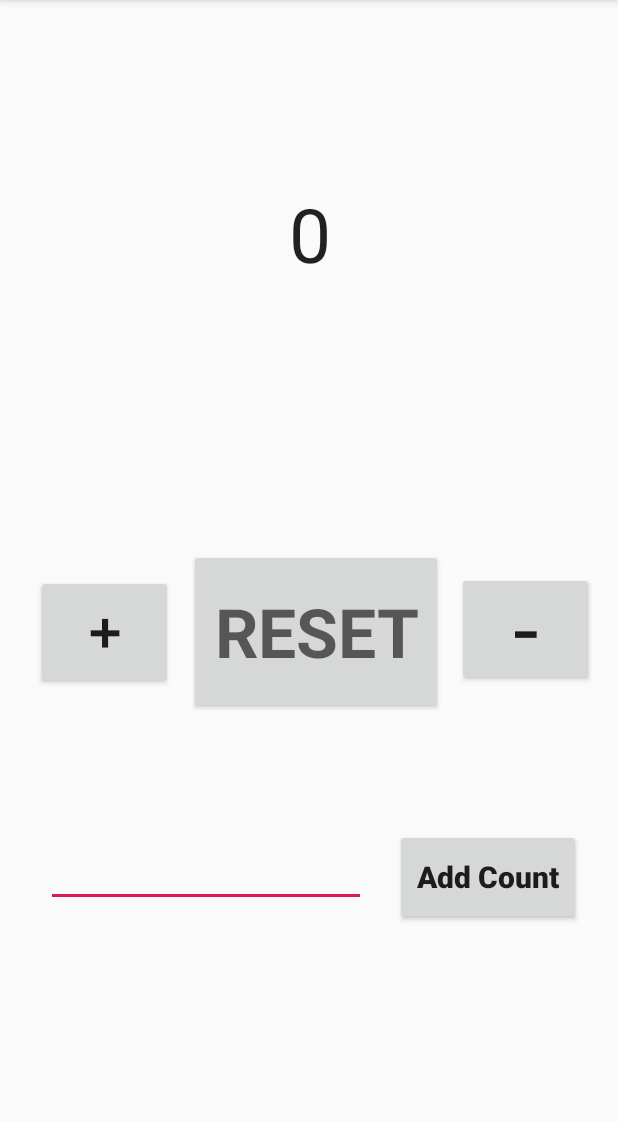
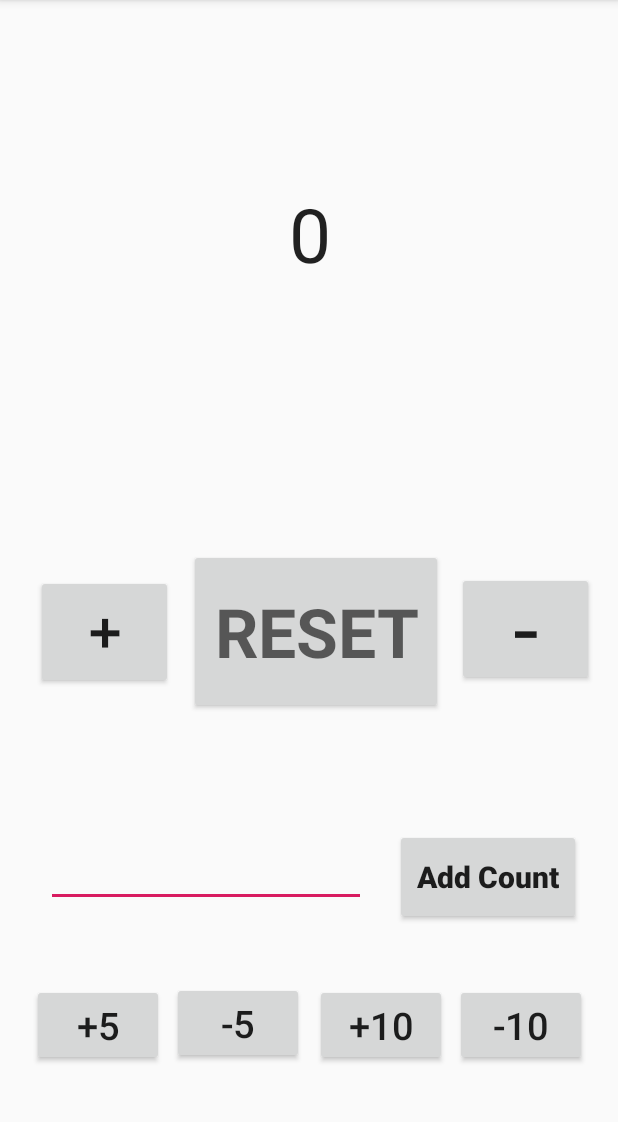
Before and after one commit to kartikeya013/AndroidApp, an Android app: the screen it shows after launch (MainActivity), on a phone screen of 412 x 824 dp, the part 84-1206 px from its top. Run offline under Robolectric (Android 15) with nearby library versions, the phone set to English and light mode, and no system bars; Roboto replaces fonts that are not available here.

Commit message:
manual add

```diff
--- a/app/src/main/java/com/example/kartikeyagupta/spankme/MainActivity.java
+++ b/app/src/main/java/com/example/kartikeyagupta/spankme/MainActivity.java
@@ -42,4 +42,21 @@ a= Integer.parseInt(b);
         count=count+a;
         abc.setText(Integer.toString(count));
     }
+    public void subtractfive (View v) {
+
+        count=count-5;
+        abc.setText(Integer.toString(count));
+    }public void subtractten (View v) {
+
+        count=count-10;
+        abc.setText(Integer.toString(count));
+    }public void addfive (View v) {
+
+        count=count+5;
+        abc.setText(Integer.toString(count));
+    }public void addten (View v) {
+
+        count=count+10;
+        abc.setText(Integer.toString(count));
+    }
 }
--- a/app/src/main/res/layout/activity_main.xml
+++ b/app/src/main/res/layout/activity_main.xml
@@ -132,4 +132,66 @@
         app:layout_constraintStart_toEndOf="@+id/input"
         app:layout_constraintTop_toBottomOf="@+id/button6" />
 
+    <Button
+        android:id="@+id/button8"
+        android:layout_width="wrap_content"
+        android:layout_height="wrap_content"
+        android:layout_marginStart="16dp"
+        android:layout_marginLeft="16dp"
+        android:layout_marginTop="19dp"
+        android:layout_marginBottom="26dp"
+        android:onClick="addfive"
+        android:text="+5"
+        android:textSize="25sp"
+        app:layout_constraintBottom_toBottomOf="parent"
+        app:layout_constraintEnd_toStartOf="@+id/button10"
+        app:layout_constraintStart_toStartOf="parent"
+        app:layout_constraintTop_toBottomOf="@+id/input" />
+
+    <Button
+        android:id="@+id/button9"
+        android:layout_width="wrap_content"
+        android:layout_height="wrap_content"
+        android:layout_marginTop="7dp"
+        android:layout_marginEnd="15dp"
+        android:layout_marginRight="15dp"
+        android:layout_marginBottom="26dp"
+        android:onClick="subtractten"
+        android:text="-10"
+        android:textSize="25sp"
+        app:layout_constraintBottom_toBottomOf="parent"
+        app:layout_constraintEnd_toEndOf="parent"
+        app:layout_constraintStart_toEndOf="@+id/button11"
+        app:layout_constraintTop_toBottomOf="@+id/button7" />
+
+    <Button
+        android:id="@+id/button10"
+        android:layout_width="wrap_content"
+        android:layout_height="wrap_content"
+        android:layout_marginTop="18dp"
+        android:layout_marginBottom="27dp"
+        android:onClick="subtractfive"
+        android:text="-5"
+        android:textSize="25sp"
+        app:layout_constraintBottom_toBottomOf="parent"
+        app:layout_constraintEnd_toStartOf="@+id/button11"
+        app:layout_constraintStart_toEndOf="@+id/button8"
+        app:layout_constraintTop_toBottomOf="@+id/input" />
+
+    <Button
+        android:id="@+id/button11"
+        android:layout_width="wrap_content"
+        android:layout_height="wrap_content"
+        android:layout_marginStart="1dp"
+        android:layout_marginLeft="1dp"
+        android:layout_marginTop="7dp"
+        android:layout_marginBottom="26dp"
+        android:onClick="addten"
+        android:text="+10"
+        android:textSize="25sp"
+        app:layout_constraintBottom_toBottomOf="parent"
+        app:layout_constraintEnd_toStartOf="@+id/button9"
+        app:layout_constraintStart_toEndOf="@+id/button10"
+        app:layout_constraintTop_toBottomOf="@+id/button7" />
+
 </android.support.constraint.ConstraintLayout>
```
